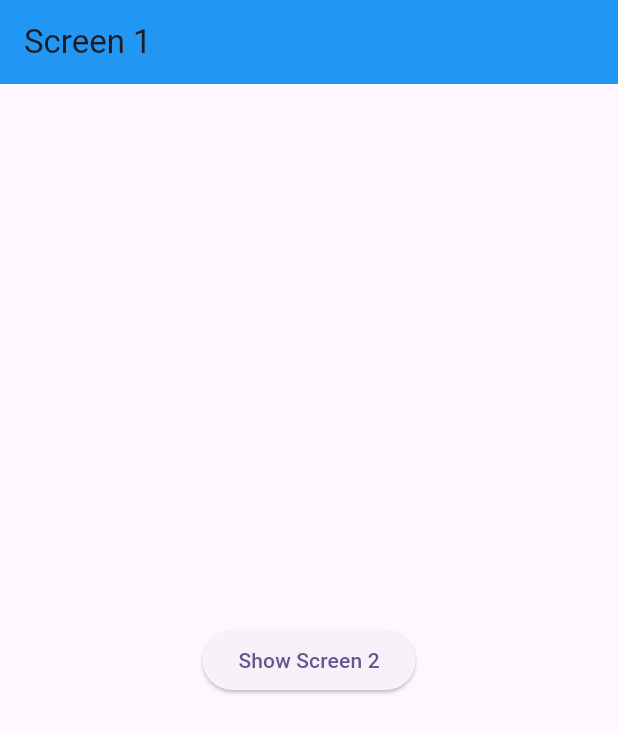
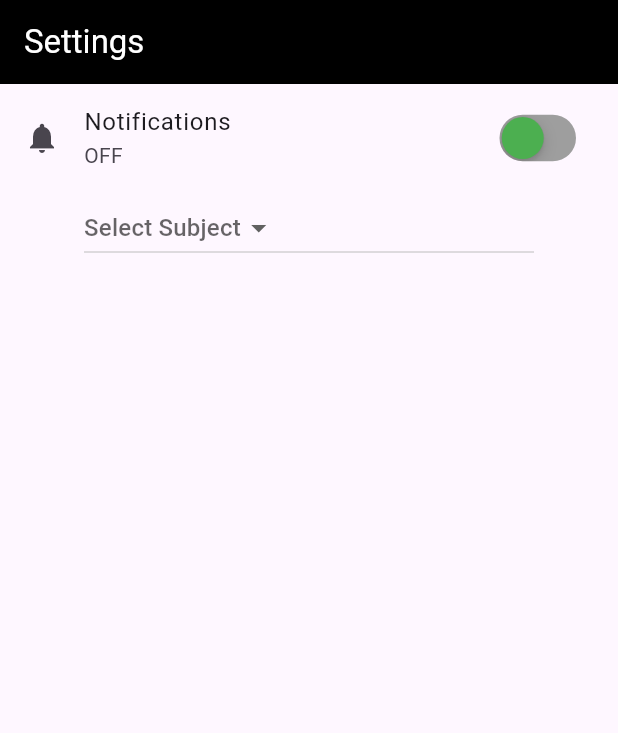
Before and after one commit to AbRehman536/Flutter_sec_7, a Flutter app: the screen it shows after launch, on a phone screen of 412 x 824 dp. Shown: the top 733 px of the screen. Run offline on Flutter 3.47's test engine with Material 3 defaults, Android fonts, the light colour scheme and no system bars; our stand-ins replace google_maps_flutter, smooth_page_indicator.

Commit message:
Switch & Dropdown done

```diff
--- /dev/null
+++ b/lib/cupertino_switch.dart
@@ -0,0 +1,59 @@
+import 'package:flutter/cupertino.dart';
+import 'package:flutter/material.dart';
+
+class CupertinoSwitchDemo extends StatefulWidget {
+  const CupertinoSwitchDemo({super.key});
+
+  @override
+  State<CupertinoSwitchDemo> createState() => _CupertinoSwitchDemoState();
+}
+
+class _CupertinoSwitchDemoState extends State<CupertinoSwitchDemo> {
+  bool isSwitchOn = false;
+  String? selectedValue;
+  List<String> items = ["English", "Urdu" , "Maths", "Physics"];
+  @override
+  Widget build(BuildContext context) {
+    return Scaffold(
+      appBar: AppBar(
+        title: Text("Settings"),
+        backgroundColor: Colors.black,
+        foregroundColor: Colors.white,
+      ),
+      body: Center(child: Column(children: [
+        ListTile(
+          leading: Icon(isSwitchOn ? Icons.notifications_active_outlined : Icons.notifications),
+          title: Text("Notifications"),
+          subtitle: Text(isSwitchOn ?"ON" : "OFF"),
+          trailing: CupertinoSwitch(
+              value: isSwitchOn,
+            onChanged: (bool value) {
+                setState(() {
+                  isSwitchOn = value;
+                });
+            },
+            activeColor: Colors.black,
+            trackColor: Colors.grey,
+            thumbColor: Colors.green,
+              ),
+        ),
+        SizedBox(
+          width: 300,
+          child: DropdownButton(
+            hint: Text("Select Subject"),
+              value: selectedValue,
+              items: items.map((item){
+                return DropdownMenuItem(
+                  value: item,
+                    child: Text(item));
+              }).toList(),
+            onChanged: (value) {
+              setState(() {
+                selectedValue = value;
+              });
+            },),
+        )
+      ],),),
+    );
+  }
+}
--- a/lib/main.dart
+++ b/lib/main.dart
@@ -3,6 +3,7 @@ import 'package:flutter_sec_7/Fab.dart';
 import 'package:flutter_sec_7/app_bar_demo.dart';
 import 'package:flutter_sec_7/asset_image.dart';
 import 'package:flutter_sec_7/bottombar_demo.dart';
+import 'package:flutter_sec_7/cupertino_switch.dart';
 import 'package:flutter_sec_7/date_time_picker.dart';
 import 'package:flutter_sec_7/dialog_box.dart';
 import 'package:flutter_sec_7/drawer_menu.dart';
@@ -58,7 +59,7 @@ class MyApp extends StatelessWidget {
         colorScheme: ColorScheme.fromSeed(seedColor: Colors.deepPurple),
         useMaterial3: true,
       ),
-      home: Screen1(),
+      home: CupertinoSwitchDemo(),
     );
   }
 }
```
